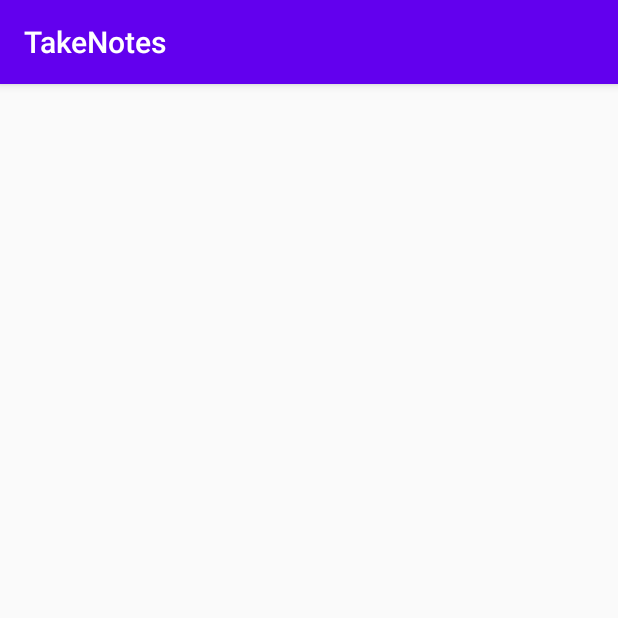
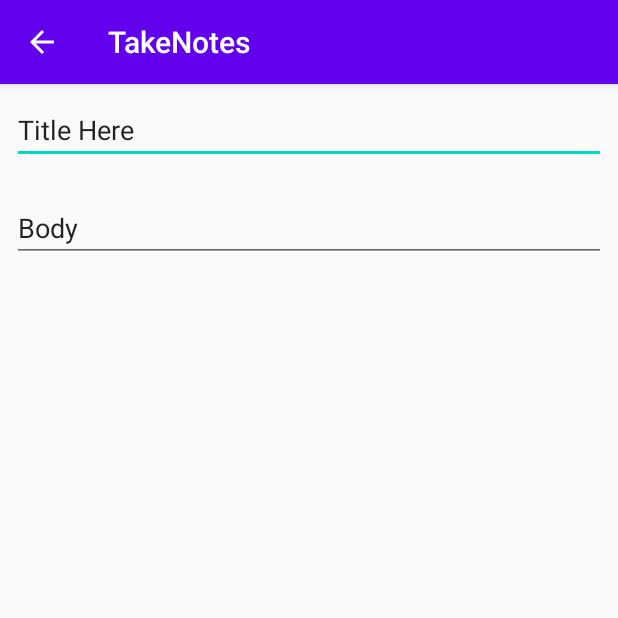
Before and after one commit to dipu989/Take-Notes, an Android app: the DisplayNoteActivity screen opened directly, with no data from a screen before it, on a phone screen of 412 x 824 dp, the top half of it. Run offline under Robolectric (Android 15) with nearby library versions, the phone set to English and light mode, and no system bars.

Commit message:
:sparkles: Display note in new activity.

```diff
--- a/app/src/main/java/com/example/takenotes/Activity/DisplayNoteActivity.java
+++ b/app/src/main/java/com/example/takenotes/Activity/DisplayNoteActivity.java
@@ -3,14 +3,45 @@ package com.example.takenotes.Activity;
 import androidx.appcompat.app.AppCompatActivity;
 
 import android.os.Bundle;
+import android.widget.EditText;
 
 import com.example.takenotes.R;
 
 public class DisplayNoteActivity extends AppCompatActivity {
 
+    EditText displayTitle;
+    EditText displayBody;
+
     @Override
     protected void onCreate(Bundle savedInstanceState) {
         super.onCreate(savedInstanceState);
         setContentView(R.layout.activity_display_note);
+
+        displayTitle = findViewById(R.id.display_title);
+        displayBody = findViewById(R.id.display_body);
+
+        getSupportActionBar().setDisplayHomeAsUpEnabled(true);
+        getIntentData();
     }
+
+    private void getIntentData() {
+        if(getIntent().hasExtra("Title") && getIntent().hasExtra("Body")){
+            String title = getIntent().getStringExtra("Title");
+            String body = getIntent().getStringExtra("Body");
+            setData(title, body);
+        }
+    }
+
+    public void setData(String title, String body) {
+        displayTitle.setText(title);
+        displayBody.setText(body);
+    }
+
+    @Override
+    public boolean onSupportNavigateUp() {
+        onBackPressed();
+        return true;
+    }
+
+
 }
--- a/app/src/main/res/layout/activity_display_note.xml
+++ b/app/src/main/res/layout/activity_display_note.xml
@@ -1,9 +1,32 @@
 <?xml version="1.0" encoding="utf-8"?>
-<androidx.constraintlayout.widget.ConstraintLayout xmlns:android="http://schemas.android.com/apk/res/android"
+<RelativeLayout xmlns:android="http://schemas.android.com/apk/res/android"
     xmlns:app="http://schemas.android.com/apk/res-auto"
     xmlns:tools="http://schemas.android.com/tools"
     android:layout_width="match_parent"
     android:layout_height="match_parent"
     tools:context=".Activity.DisplayNoteActivity">
 
-</androidx.constraintlayout.widget.ConstraintLayout>
+    <RelativeLayout
+        android:layout_width="match_parent"
+        android:layout_height="match_parent"
+        android:layout_margin="8dp">
+
+    <EditText
+        android:id="@+id/display_title"
+        android:layout_width="match_parent"
+        android:layout_height="wrap_content"
+        android:text="Title Here">
+    </EditText>
+
+    <EditText
+        android:id="@+id/display_body"
+        android:layout_width="match_parent"
+        android:layout_height="wrap_content"
+        android:layout_below="@id/display_title"
+        android:layout_marginTop="20dp"
+        android:text="Body"
+        ></EditText>
+
+    </RelativeLayout>
+
+</RelativeLayout>
--- a/app/src/main/res/layout/activity_new_note.xml
+++ b/app/src/main/res/layout/activity_new_note.xml
@@ -28,7 +28,6 @@
             android:layout_below="@+id/note_title"
             android:layout_marginTop="10dp"
             android:hint="Note here..."></EditText>
-
 
         <RelativeLayout
             android:id="@+id/layout_footer"
--- a/app/src/main/res/layout/layout_note.xml
+++ b/app/src/main/res/layout/layout_note.xml
@@ -11,7 +11,9 @@
         android:layout_height="wrap_content"
         android:layout_margin="10dp"
         app:cardCornerRadius="4dp"
-        app:cardElevation="2dp">
+        app:cardElevation="2dp"
+        android:clickable="true"
+        android:foreground="?attr/selectableItemBackground">
 
         <androidx.appcompat.widget.LinearLayoutCompat
             android:layout_width="match_parent"
```
Also changed, not shown: app/src/main/java/com/example/takenotes/Adapter/NoteAdapter.java (+14 -0 lines).
